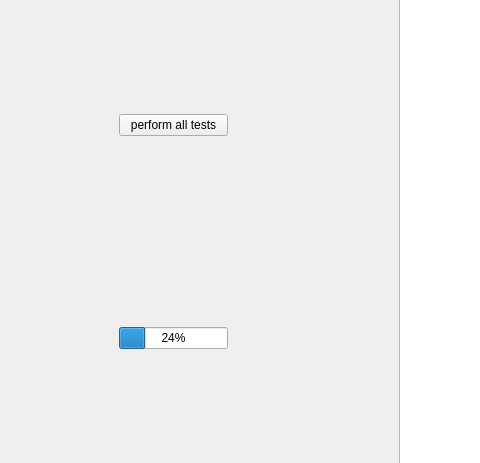
Qt form optode_gui/gui/designer_main.ui (kazola/optode_gui) before a commit; both pictures show x 0 to 480 and y 93 to 556 of the 1011 by 649 pixel window.
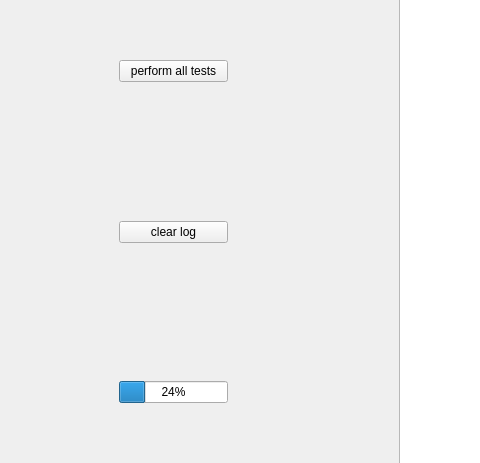
The same form after that commit.

Diff of the .ui file:
```diff
--- a/optode_gui/gui/designer_main.ui
+++ b/optode_gui/gui/designer_main.ui
@@ -23,55 +23,29 @@
       <item>
        <layout class="QVBoxLayout" name="verticalLayout_2" stretch="2">
         <item>
-         <layout class="QGridLayout" name="gridLayout_3" rowstretch="1,1,1,1,1" columnstretch="1,1,1">
+         <layout class="QGridLayout" name="gridLayout_3" rowstretch="1,1,1,1,1,1,1" columnstretch="1,1,1">
           <property name="topMargin">
            <number>12</number>
           </property>
           <property name="bottomMargin">
            <number>12</number>
           </property>
-          <item row="1" column="1">
-           <widget class="QPushButton" name="btn_tests">
-            <property name="styleSheet">
-             <string notr="true">font: 12pt &quot;DejaVu Sans&quot;;</string>
-            </property>
-            <property name="text">
-             <string>perform all tests</string>
-            </property>
-           </widget>
-          </item>
-          <item row="1" column="2">
-           <spacer name="horizontalSpacer_2">
-            <property name="orientation">
-             <enum>Qt::Horizontal</enum>
-            </property>
-            <property name="sizeHint" stdset="0">
-             <size>
-              <width>40</width>
-              <height>20</height>
-             </size>
-            </property>
-           </spacer>
-          </item>
-          <item row="3" column="1">
+          <item row="5" column="1">
            <widget class="QProgressBar" name="progressBar">
             <property name="value">
              <number>24</number>
             </property>
            </widget>
           </item>
-          <item row="4" column="1">
-           <spacer name="verticalSpacer_2">
-            <property name="orientation">
-             <enum>Qt::Vertical</enum>
+          <item row="3" column="1">
+           <widget class="QPushButton" name="btn_clr_log">
+            <property name="styleSheet">
+             <string notr="true">font: 12pt &quot;DejaVu Sans&quot;;</string>
             </property>
-            <property name="sizeHint" stdset="0">
-             <size>
-              <width>20</width>
-              <height>40</height>
-             </size>
+            <property name="text">
+             <string>clear log</string>
             </property>
-           </spacer>
+           </widget>
           </item>
           <item row="1" column="0">
            <spacer name="horizontalSpacer">
@@ -112,6 +86,55 @@
             </property>
            </spacer>
           </item>
+          <item row="1" column="1">
+           <widget class="QPushButton" name="btn_tests">
+            <property name="styleSheet">
+             <string notr="true">font: 12pt &quot;DejaVu Sans&quot;;</string>
+            </property>
+            <property name="text">
+             <string>perform all tests</string>
+            </property>
+           </widget>
+          </item>
+          <item row="6" column="1">
+           <spacer name="verticalSpacer_2">
+            <property name="orientation">
+             <enum>Qt::Vertical</enum>
+            </property>
+            <property name="sizeHint" stdset="0">
+             <size>
+              <width>20</width>
+              <height>40</height>
+             </size>
+            </property>
+           </spacer>
+          </item>
+          <item row="1" column="0">
+           <spacer name="horizontalSpacer">
+            <property name="orientation">
+             <enum>Qt::Horizontal</enum>
+            </property>
+            <property name="sizeHint" stdset="0">
+             <size>
+              <width>40</width>
+              <height>20</height>
+             </size>
+            </property>
+           </spacer>
+          </item>
+          <item row="4" column="1">
+           <spacer name="verticalSpacer_5">
+            <property name="orientation">
+             <enum>Qt::Vertical</enum>
+            </property>
+            <property name="sizeHint" stdset="0">
+             <size>
+              <width>20</width>
+              <height>40</height>
+             </size>
+            </property>
+           </spacer>
+          </item>
          </layout>
         </item>
        </layout>
```
Left out of the diff: 4 changed lines with no effect on the pictures.
